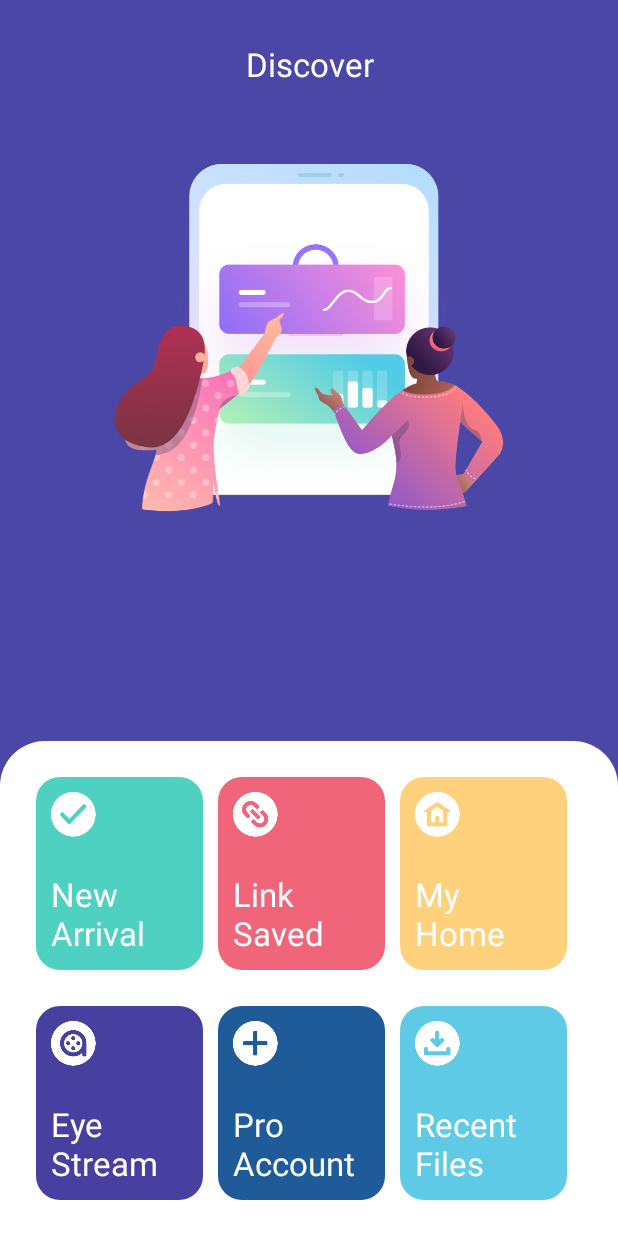
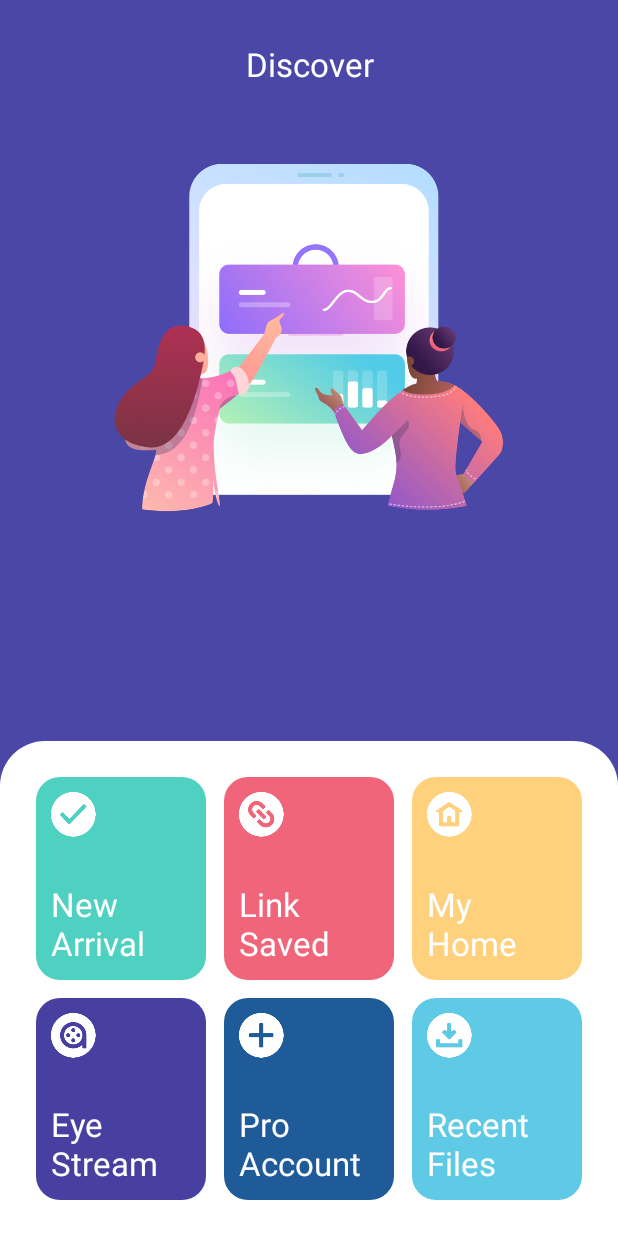
Before and after one commit to peter-major-apadmi/LayoutCodelab, an Android app: the screen it shows after launch (MainActivity), on a phone screen of 412 x 824 dp. Run offline under Robolectric (Android 15) with nearby library versions, the phone set to English and light mode, and no system bars.

Commit message:
Use single constraint layout

```diff
--- a/app/src/main/res/layout/activity_main.xml
+++ b/app/src/main/res/layout/activity_main.xml
@@ -31,184 +31,208 @@
         app:layout_constraintEnd_toEndOf="parent"
         app:layout_constraintTop_toBottomOf="@+id/title_text"/>
 
-    <LinearLayout
-        android:layout_width="match_parent"
+    <View
+        android:id="@+id/bottom_sheet_background"
+        android:layout_width="0dp"
         android:layout_height="330dp"
-        android:orientation="vertical"
         android:background="@drawable/bg_bottom_card"
         app:layout_constraintStart_toStartOf="parent"
         app:layout_constraintEnd_toEndOf="parent"
-        app:layout_constraintBottom_toBottomOf="parent"
-        android:padding="24dp">
+        app:layout_constraintBottom_toBottomOf="parent" />
 
-        <LinearLayout
-            android:layout_width="match_parent"
+    <View
+        android:id="@+id/button_background_1_1"
+        android:layout_width="0dp"
         android:layout_height="0dp"
-            android:layout_weight="1"
-            android:layout_marginBottom="12dp"
-            android:orientation="horizontal">
-
-            <RelativeLayout
-                android:layout_width="0dp"
-                android:layout_height="match_parent"
-                android:layout_weight="1"
-                android:layout_marginEnd="10dp"
-                android:padding="10dp"
+        app:layout_constraintTop_toTopOf="@id/bottom_sheet_background"
+        app:layout_constraintStart_toStartOf="parent"
+        app:layout_constraintEnd_toStartOf="@id/button_background_1_2"
+        app:layout_constraintBottom_toTopOf="@id/button_background_2_1"
+        android:layout_marginStart="24dp"
+        android:layout_marginTop="24dp"
+        android:layout_marginBottom="6dp"
+        android:layout_marginEnd="6dp"
+        app:layout_constraintHorizontal_chainStyle="spread"
+        app:layout_constraintVertical_chainStyle="spread"
         android:background="@drawable/bg_image"
-                android:backgroundTint="@color/image_background_1">
+        android:backgroundTint="@color/image_background_1"/>
 
     <ImageView
         android:layout_width="wrap_content"
         android:layout_height="wrap_content"
-                    android:layout_alignParentTop="true"
+        app:layout_constraintTop_toTopOf="@id/button_background_1_1"
+        app:layout_constraintStart_toStartOf="@id/button_background_1_1"
+        android:layout_margin="10dp"
         android:src="@drawable/checked" />
 
     <TextView
-                    android:layout_width="wrap_content"
+        android:layout_width="0dp"
         android:layout_height="wrap_content"
-                    android:layout_alignParentBottom="true"
+        app:layout_constraintBottom_toBottomOf="@id/button_background_1_1"
+        app:layout_constraintStart_toStartOf="@id/button_background_1_1"
+        app:layout_constraintEnd_toEndOf="@id/button_background_1_1"
+        android:layout_margin="10dp"
         android:text="New Arrival"
         android:textSize="22sp"
         android:textColor="@color/main_text_color" />
 
-            </RelativeLayout>
-
-            <RelativeLayout
+    <View
+        android:id="@+id/button_background_1_2"
         android:layout_width="0dp"
-                android:layout_height="match_parent"
-                android:layout_weight="1"
-                android:layout_marginEnd="10dp"
-                android:padding="10dp"
+        android:layout_height="0dp"
+        app:layout_constraintTop_toTopOf="@id/button_background_1_1"
+        app:layout_constraintStart_toEndOf="@id/button_background_1_1"
+        app:layout_constraintEnd_toStartOf="@id/button_background_1_3"
+        app:layout_constraintBottom_toBottomOf="@id/button_background_1_1"
+        android:layout_marginStart="6dp"
+        android:layout_marginEnd="6dp"
+        app:layout_constraintHorizontal_chainStyle="spread"
         android:background="@drawable/bg_image"
-                android:backgroundTint="@color/image_background_2">
+        android:backgroundTint="@color/image_background_2"/>
 
     <ImageView
         android:layout_width="wrap_content"
         android:layout_height="wrap_content"
-                    android:layout_alignParentTop="true"
+        app:layout_constraintTop_toTopOf="@id/button_background_1_2"
+        app:layout_constraintStart_toStartOf="@id/button_background_1_2"
+        android:layout_margin="10dp"
         android:src="@drawable/link" />
 
     <TextView
-                    android:layout_width="wrap_content"
+        android:layout_width="0dp"
         android:layout_height="wrap_content"
-                    android:layout_alignParentBottom="true"
+        app:layout_constraintBottom_toBottomOf="@id/button_background_1_2"
+        app:layout_constraintStart_toStartOf="@id/button_background_1_2"
+        app:layout_constraintEnd_toEndOf="@id/button_background_1_2"
+        android:layout_margin="10dp"
         android:text="Link Saved"
         android:textSize="22sp"
         android:textColor="@color/main_text_color" />
 
-            </RelativeLayout>
-
-            <RelativeLayout
+    <View
+        android:id="@+id/button_background_1_3"
         android:layout_width="0dp"
-                android:layout_height="match_parent"
-                android:layout_weight="1"
-                android:layout_marginEnd="10dp"
-                android:padding="10dp"
+        android:layout_height="0dp"
+        app:layout_constraintTop_toTopOf="@id/button_background_1_1"
+        app:layout_constraintStart_toEndOf="@id/button_background_1_2"
+        app:layout_constraintEnd_toEndOf="parent"
+        app:layout_constraintBottom_toBottomOf="@id/button_background_1_1"
+        android:layout_marginStart="6dp"
+        android:layout_marginEnd="24dp"
+        app:layout_constraintHorizontal_chainStyle="spread"
         android:background="@drawable/bg_image"
-                android:backgroundTint="@color/image_background_3">
+        android:backgroundTint="@color/image_background_3"/>
 
     <ImageView
         android:layout_width="wrap_content"
         android:layout_height="wrap_content"
-                    android:layout_alignParentTop="true"
+        app:layout_constraintTop_toTopOf="@id/button_background_1_3"
+        app:layout_constraintStart_toStartOf="@id/button_background_1_3"
+        android:layout_margin="10dp"
         android:src="@drawable/house" />
 
     <TextView
-                    android:layout_width="wrap_content"
+        android:layout_width="0dp"
         android:layout_height="wrap_content"
-                    android:layout_alignParentBottom="true"
+        app:layout_constraintBottom_toBottomOf="@id/button_background_1_3"
+        app:layout_constraintStart_toStartOf="@id/button_background_1_3"
+        app:layout_constraintEnd_toEndOf="@id/button_background_1_3"
+        android:layout_margin="10dp"
         android:text="My Home"
         android:textSize="22sp"
         android:textColor="@color/main_text_color" />
 
-            </RelativeLayout>
-
-        </LinearLayout>
-
-        <LinearLayout
-            android:layout_width="match_parent"
+    <View
+        android:id="@+id/button_background_2_1"
+        android:layout_width="0dp"
         android:layout_height="0dp"
-            android:layout_weight="1"
-            android:layout_marginTop="12dp"
-            android:orientation="horizontal">
-
-            <RelativeLayout
-                android:layout_width="0dp"
-                android:layout_height="match_parent"
-                android:layout_weight="1"
-                android:layout_marginEnd="10dp"
-                android:padding="10dp"
+        app:layout_constraintTop_toBottomOf="@id/button_background_1_1"
+        app:layout_constraintStart_toStartOf="@id/button_background_1_1"
+        app:layout_constraintEnd_toEndOf="@id/button_background_1_1"
+        app:layout_constraintBottom_toBottomOf="@id/bottom_sheet_background"
+        android:layout_marginTop="6dp"
+        android:layout_marginBottom="24dp"
+        app:layout_constraintVertical_chainStyle="spread"
         android:background="@drawable/bg_image"
-                android:backgroundTint="@color/image_background_4">
+        android:backgroundTint="@color/image_background_4"/>
 
     <ImageView
         android:layout_width="wrap_content"
         android:layout_height="wrap_content"
-                    android:layout_alignParentTop="true"
+        app:layout_constraintTop_toTopOf="@id/button_background_2_1"
+        app:layout_constraintStart_toStartOf="@id/button_background_2_1"
+        android:layout_margin="10dp"
         android:src="@drawable/film" />
 
     <TextView
-                    android:layout_width="wrap_content"
+        android:layout_width="0dp"
         android:layout_height="wrap_content"
-                    android:layout_alignParentBottom="true"
+        app:layout_constraintBottom_toBottomOf="@id/button_background_2_1"
+        app:layout_constraintStart_toStartOf="@id/button_background_2_1"
+        app:layout_constraintEnd_toEndOf="@id/button_background_2_1"
+        android:layout_margin="10dp"
         android:text="Eye Stream"
         android:textSize="22sp"
         android:textColor="@color/main_text_color" />
 
-            </RelativeLayout>
-
-            <RelativeLayout
+    <View
+        android:id="@+id/button_background_2_2"
         android:layout_width="0dp"
-                android:layout_height="match_parent"
-                android:layout_weight="1"
-                android:layout_marginEnd="10dp"
-                android:padding="10dp"
+        android:layout_height="0dp"
+        app:layout_constraintTop_toTopOf="@id/button_background_2_1"
+        app:layout_constraintStart_toStartOf="@id/button_background_1_2"
+        app:layout_constraintEnd_toEndOf="@id/button_background_1_2"
+        app:layout_constraintBottom_toBottomOf="@id/button_background_2_1"
         android:background="@drawable/bg_image"
-                android:backgroundTint="@color/image_background_5">
+        android:backgroundTint="@color/image_background_5"/>
 
     <ImageView
         android:layout_width="wrap_content"
         android:layout_height="wrap_content"
-                    android:layout_alignParentTop="true"
+        app:layout_constraintTop_toTopOf="@id/button_background_2_2"
+        app:layout_constraintStart_toStartOf="@id/button_background_2_2"
+        android:layout_margin="10dp"
         android:src="@drawable/pluspro" />
 
     <TextView
-                    android:layout_width="wrap_content"
+        android:layout_width="0dp"
         android:layout_height="wrap_content"
-                    android:layout_alignParentBottom="true"
+        app:layout_constraintBottom_toBottomOf="@id/button_background_2_2"
+        app:layout_constraintStart_toStartOf="@id/button_background_2_2"
+        app:layout_constraintEnd_toEndOf="@id/button_background_2_2"
+        android:layout_margin="10dp"
         android:text="Pro Account"
         android:textSize="22sp"
         android:textColor="@color/main_text_color" />
 
-            </RelativeLayout>
-
-            <RelativeLayout
+    <View
+        android:id="@+id/button_background_2_3"
         android:layout_width="0dp"
-                android:layout_height="match_parent"
-                android:layout_weight="1"
-                android:layout_marginEnd="10dp"
-                android:padding="10dp"
+        android:layout_height="0dp"
+        app:layout_constraintTop_toTopOf="@id/button_background_2_1"
+        app:layout_constraintStart_toStartOf="@id/button_background_1_3"
+        app:layout_constraintEnd_toEndOf="@id/button_background_1_3"
+        app:layout_constraintBottom_toBottomOf="@id/button_background_2_1"
         android:background="@drawable/bg_image"
-                android:backgroundTint="@color/image_background_6">
+        android:backgroundTint="@color/image_background_6"/>
 
     <ImageView
         android:layout_width="wrap_content"
         android:layout_height="wrap_content"
-                    android:layout_alignParentTop="true"
+        app:layout_constraintTop_toTopOf="@id/button_background_2_3"
+        app:layout_constraintStart_toStartOf="@id/button_background_2_3"
+        android:layout_margin="10dp"
         android:src="@drawable/download" />
 
     <TextView
-                    android:layout_width="wrap_content"
+        android:layout_width="0dp"
         android:layout_height="wrap_content"
-                    android:layout_alignParentBottom="true"
+        app:layout_constraintBottom_toBottomOf="@id/button_background_2_3"
+        app:layout_constraintStart_toStartOf="@id/button_background_2_3"
+        app:layout_constraintEnd_toEndOf="@id/button_background_2_3"
+        android:layout_margin="10dp"
         android:text="Recent Files"
         android:textSize="22sp"
         android:textColor="@color/main_text_color" />
 
-            </RelativeLayout>
-
-        </LinearLayout>
-
-    </LinearLayout>
-
 </androidx.constraintlayout.widget.ConstraintLayout>
```
Lines whose indentation alone changed are shown as unchanged.
